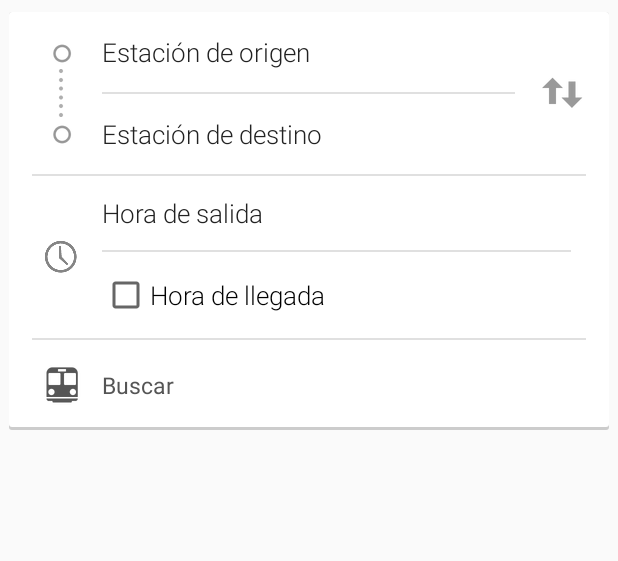
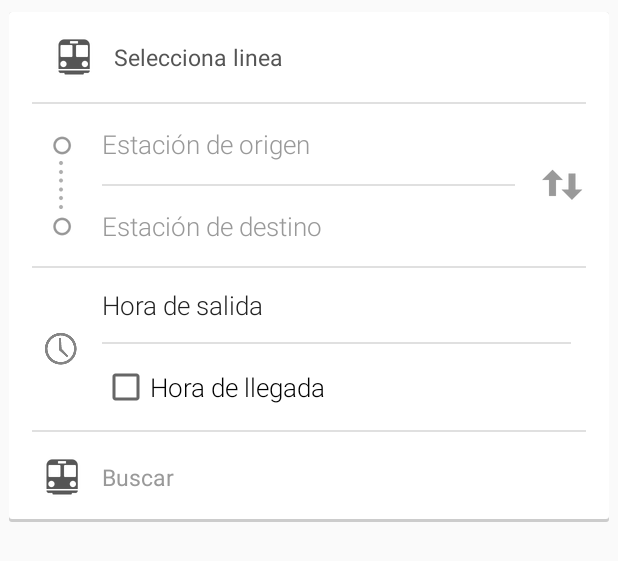
Before and after one commit to dexafree/AndFGC, an Android app: the layout directions_input_panel.xml on its own in the app's theme, with its tools: preview values and no code run, on a phone screen of 412 x 824 dp. Shown: the top 561 px of the screen. Run offline under Robolectric (Android 15) with nearby library versions, the phone set to English and light mode, and no system bars.

Commit message:
+ Finalizado panel busquedas + Inicio panel resultado

```diff
--- a/app/src/main/res/layout/directions_input_panel.xml
+++ b/app/src/main/res/layout/directions_input_panel.xml
@@ -9,6 +9,20 @@
             android:layout_marginRight="6dp" android:layout_marginBottom="8dp"
             android:background="@drawable/cards_back" style="@style/DirectionsInputPanelContent"
             android:id="@+id/main_layout">
+        <LinearLayout
+                android:orientation="horizontal"
+                android:layout_width="fill_parent"
+                android:layout_height="fill_parent" style="@style/DirectionsWaypointsContent">
+            <LinearLayout style="@style/DirectionsPanelOptionButton" android:id="@+id/linearLayout2"
+                          android:layout_width="fill_parent" android:layout_weight="0.0"
+                          android:layout_height="wrap_content">
+                <ImageView style="@style/CenteredImage" android:layout_width="@dimen/directions_left_icon_area_width"
+                           android:src="@drawable/ic_directions_transit" android:layout_height="wrap_content"/>
+                <TextView style="@style/IconTextButton" tools:text="Selecciona linea"
+                          android:textAppearance="@style/SmallTertiaryText" android:id="@+id/selecciona_linea"
+                          android:clickable="false" android:layout_width="fill_parent"/>
+            </LinearLayout>
+        </LinearLayout>
         <LinearLayout android:orientation="horizontal" android:layout_height="@dimen/directions_waypoint_input_height" style="@style/DirectionsWaypointsContent"
                       android:id="@+id/origin_destination_layout">
             <FrameLayout android:layout_width="@dimen/directions_left_icon_area_width" android:layout_height="fill_parent" android:layout_weight="0.0" style="@style/Container">
@@ -19,8 +33,8 @@
                 </LinearLayout>
             </FrameLayout>
             <LinearLayout android:layout_width="0.0dip" android:layout_height="fill_parent" android:layout_weight="1.0" style="@style/DividerListContent">
-                <TextView android:id="@+id/directions_startpoint_textbox" android:hint="@string/DIRECTIONS_CHOOSE_START_POINT" style="@style/DirectionsWaypointTextBox" tools:text="Estación de origen" />
-                <TextView android:id="@+id/directions_endpoint_textbox" android:hint="@string/DIRECTIONS_CHOOSE_END_POINT" style="@style/DirectionsWaypointTextBox" tools:text="Estación de destino" />
+                <TextView android:id="@+id/directions_startpoint_textbox" android:hint="@string/DIRECTIONS_CHOOSE_START_POINT" style="@style/DirectionsWaypointTextBoxDisabled" tools:text="Estación de origen" />
+                <TextView android:id="@+id/directions_endpoint_textbox" android:hint="@string/DIRECTIONS_CHOOSE_END_POINT" style="@style/DirectionsWaypointTextBoxDisabled" tools:text="Estación de destino" />
             </LinearLayout>
             <FrameLayout android:id="@+id/directions_swapwaypoints_button" android:layout_width="wrap_content" android:layout_height="fill_parent" android:layout_weight="0.0" android:contentDescription="@string/ACCESSIBILITY_SWAP_DESTINATION" style="@style/Container">
                 <ImageView android:id="@+id/directions_swapwaypoints_icon" android:layout_marginLeft="@dimen/primary_padding" android:layout_marginRight="@dimen/primary_padding" android:src="@drawable/ic_directions_form_swap" style="@style/LeftAlignedImage" />
@@ -52,7 +66,7 @@
             <LinearLayout android:id="@+id/routeoptions_button" android:layout_width="fill_parent" android:layout_weight="0.0" style="@style/DirectionsPanelOptionButton"
                     >
                 <ImageView android:layout_width="@dimen/directions_left_icon_area_width" android:src="@drawable/ic_directions_transit" style="@style/CenteredImage" />
-                <TextView android:textAppearance="@style/SmallTertiaryText" android:id="@+id/routeoptions_textbox" android:clickable="false" android:layout_width="fill_parent" style="@style/IconTextButton"
+                <TextView android:textAppearance="@style/SmallTertiaryText" android:id="@+id/routeoptions_textbox" android:clickable="false" android:layout_width="fill_parent" style="@style/IconTextButtonDisabled"
                           tools:text="Buscar"/>
             </LinearLayout>
         </LinearLayout>
--- a/app/src/main/res/layout/search_result_panel.xml
+++ b/app/src/main/res/layout/search_result_panel.xml
@@ -38,11 +38,11 @@
             </FrameLayout>
             <LinearLayout style="@style/DividerListContent" android:layout_width="0.0dip"
                           android:layout_height="fill_parent" android:layout_weight="1.0">
-                <TextView style="@style/DirectionsWaypointTextBox" android:id="@+id/textView"
+                <TextView style="@style/DirectionsWaypointTextBox" android:id="@+id/departure_hour"
                           android:hint="@string/DIRECTIONS_CHOOSE_START_POINT" android:layout_width="wrap_content"
                           android:layout_height="wrap_content"
                           tools:text="Hora de salida"/>
-                <TextView style="@style/DirectionsWaypointTextBox" android:id="@+id/textView2"
+                <TextView style="@style/DirectionsWaypointTextBox" android:id="@+id/arrival_hour"
                           android:hint="@string/DIRECTIONS_CHOOSE_END_POINT" android:layout_width="wrap_content"
                           android:layout_height="wrap_content"
                           tools:text="Hora de llegada"/>
--- a/app/src/main/res/values/styles.xml
+++ b/app/src/main/res/values/styles.xml
@@ -90,6 +90,19 @@
         <item name="android:layout_weight">1.0</item>
         <item name="android:textAlignment">viewStart</item>
     </style>
+
+    <style name="DirectionsWaypointTextBoxDisabled" parent="@style/DirectionsWaypointTextBox">
+        <item name="android:textColor">@color/tertiary_grey</item>
+        <item name="android:clickable">false</item>
+    </style>
+
+    <style name="DirectionsWaypointTextBoxEnabled" parent="@style/DirectionsWaypointTextBox">
+        <item name="android:textColor">@color/secondary_grey</item>
+        <item name="android:clickable">true</item>
+    </style>
+
+
+
     <style name="LeftAlignedImage" parent="@style/Image">
         <item name="android:layout_gravity">left|center</item>
     </style>
@@ -102,6 +115,13 @@
         <item name="android:layout_width">fill_parent</item>
         <item name="android:layout_height">@dimen/full_width_button_height</item>
         <item name="android:drawablePadding">@dimen/text_spacer</item>
+    </style>
+
+    <style name="IconTextButtonDisabled" parent="IconTextButton">
+        <item name="android:textColor">@color/tertiary_grey</item>
+    </style>
+    <style name="IconTextButtonEnabled" parent="IconTextButton">
+        <item name="android:textColor">@color/secondary_grey</item>
     </style>
 
     <style name="TextButton" parent="@style/Button">
```
Also changed, not shown: app/src/main/java/com/dexafree/andfgc/app/fragments/SearchFragment.java (+99 -8 lines), app/src/main/java/com/dexafree/andfgc/app/fragments/SearchResultFragment.java (added, +83 -0 lines), 2 other files.
